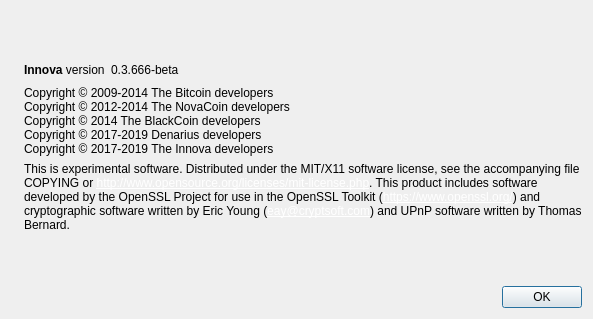
First picture: the form in src/qt/forms/aboutdialog.ui, repository innova-foundation/innova, before the edit.
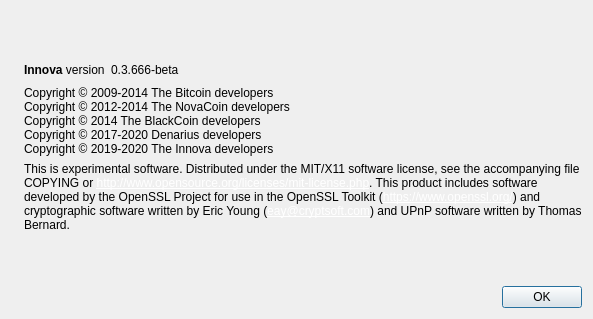
Second picture: the form after the edit. Icons and pictures are not drawn.

What changed in the file:
```diff
--- a/src/qt/forms/aboutdialog.ui
+++ b/src/qt/forms/aboutdialog.ui
@@ -94,8 +94,8 @@
         <string>Copyright © 2009-2014 The Bitcoin developers
 Copyright © 2012-2014 The NovaCoin developers
 Copyright © 2014 The BlackCoin developers
-Copyright © 2017-2019 Denarius developers
-Copyright © 2017-2019 The Innova developers</string>
+Copyright © 2017-2020 Denarius developers
+Copyright © 2019-2020 The Innova developers</string>
        </property>
        <property name="textInteractionFlags">
         <set>Qt::LinksAccessibleByMouse|Qt::TextSelectableByKeyboard|Qt::TextSelectableByMouse</set>
```
